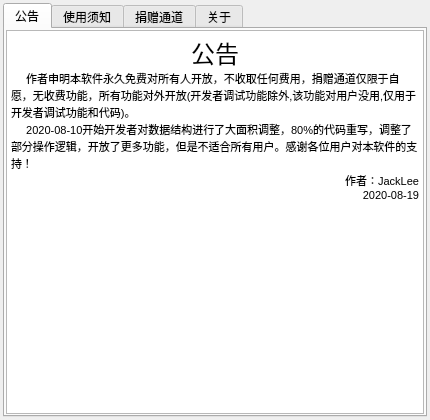
This is ui/vekAbout.ui in gfdgd-xi/vekcode as Qt 5 draws it before an edit. The edited form follows.
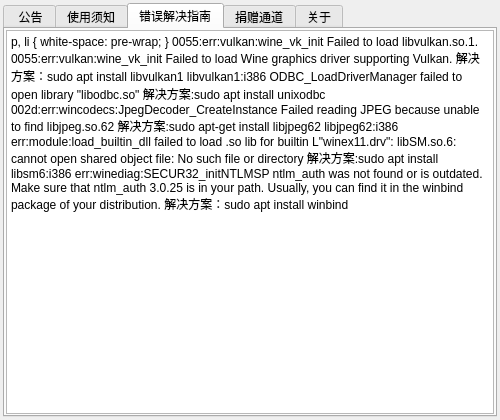
This is the edited form. The open tabs and pages were chosen to show the change. Icons and pictures are not drawn.

Diff of the .ui file:
```diff
--- a/ui/vekAbout.ui
+++ b/ui/vekAbout.ui
@@ -9,7 +9,7 @@
    <rect>
     <x>0</x>
     <y>0</y>
-    <width>430</width>
+    <width>500</width>
     <height>420</height>
    </rect>
   </property>
@@ -21,13 +21,13 @@
   </property>
   <property name="minimumSize">
    <size>
-    <width>430</width>
+    <width>500</width>
     <height>420</height>
    </size>
   </property>
   <property name="maximumSize">
    <size>
-    <width>430</width>
+    <width>500</width>
     <height>420</height>
    </size>
   </property>
@@ -57,9 +57,9 @@
      </property>
      <widget class="QWidget" name="verticalTabWidgetPage4">
       <attribute name="title">
-       <string>公告</string>
+       <string> 公告</string>
       </attribute>
-      <layout class="QVBoxLayout" name="verticalLayout">
+      <layout class="QVBoxLayout" name="verticalLayout" stretch="0">
        <property name="spacing">
         <number>1</number>
        </property>
@@ -85,11 +85,11 @@
 &lt;html&gt;&lt;head&gt;&lt;meta name=&quot;qrichtext&quot; content=&quot;1&quot; /&gt;&lt;style type=&quot;text/css&quot;&gt;
 p, li { white-space: pre-wrap; }
 &lt;/style&gt;&lt;/head&gt;&lt;body style=&quot; font-family:'Sans Serif'; font-size:9pt; font-weight:400; font-style:normal;&quot;&gt;
-&lt;p align=&quot;center&quot; style=&quot; margin-top:0px; margin-bottom:0px; margin-left:0px; margin-right:0px; -qt-block-indent:0; text-indent:0px;&quot;&gt;&lt;span style=&quot; font-size:18pt;&quot;&gt;公告&lt;/span&gt;&lt;/p&gt;
-&lt;p style=&quot; margin-top:0px; margin-bottom:0px; margin-left:0px; margin-right:0px; -qt-block-indent:0; text-indent:0px;&quot;&gt;&lt;span style=&quot; font-size:8pt;&quot;&gt;     作者申明本软件永久免费对所有人开放，不收取任何费用，捐赠通道仅限于自愿，无收费功能，所有功能对外开放(开发者调试功能除外,该功能对用户没用,仅用于开发者调试功能和代码)。&lt;/span&gt;&lt;/p&gt;
-&lt;p style=&quot; margin-top:0px; margin-bottom:0px; margin-left:0px; margin-right:0px; -qt-block-indent:0; text-indent:0px;&quot;&gt;&lt;span style=&quot; font-size:8pt;&quot;&gt;     2020-08-10开始开发者对数据结构进行了大面积调整，80%的代码重写，调整了部分操作逻辑，开放了更多功能，但是不适合所有用户。感谢各位用户对本软件的支持！&lt;/span&gt;&lt;/p&gt;
-&lt;p align=&quot;right&quot; style=&quot; margin-top:0px; margin-bottom:0px; margin-left:0px; margin-right:0px; -qt-block-indent:0; text-indent:0px;&quot;&gt;&lt;span style=&quot; font-size:8pt;&quot;&gt;作者：JackLee&lt;/span&gt;&lt;/p&gt;
-&lt;p align=&quot;right&quot; style=&quot; margin-top:0px; margin-bottom:0px; margin-left:0px; margin-right:0px; -qt-block-indent:0; text-indent:0px;&quot;&gt;&lt;span style=&quot; font-size:8pt;&quot;&gt;2020-08-19&lt;/span&gt;&lt;/p&gt;&lt;/body&gt;&lt;/html&gt;</string>
+&lt;p align=&quot;center&quot; style=&quot; margin-top:0px; margin-bottom:0px; margin-left:0px; margin-right:0px; -qt-block-indent:0; text-indent:0px;&quot;&gt;&lt;span style=&quot; font-size:20pt;&quot;&gt;公告&lt;/span&gt;&lt;/p&gt;
+&lt;p style=&quot; margin-top:0px; margin-bottom:0px; margin-left:0px; margin-right:0px; -qt-block-indent:0; text-indent:0px;&quot;&gt;     作者申明本软件永久免费对所有人开放，不收取任何费用，捐赠通道仅限于自愿，无收费功能，所有功能对外开放(开发者调试功能除外,该功能对用户没用,仅用于开发者调试功能和代码)。&lt;/p&gt;
+&lt;p style=&quot; margin-top:0px; margin-bottom:0px; margin-left:0px; margin-right:0px; -qt-block-indent:0; text-indent:0px;&quot;&gt;     2020-08-10开始开发者对数据结构进行了大面积调整，80%的代码重写，调整了部分操作逻辑，开放了更多功能，但是不适合所有用户。感谢各位用户对本软件的支持！&lt;/p&gt;
+&lt;p align=&quot;right&quot; style=&quot; margin-top:0px; margin-bottom:0px; margin-left:0px; margin-right:0px; -qt-block-indent:0; text-indent:0px;&quot;&gt;作者：JackLee&lt;/p&gt;
+&lt;p align=&quot;right&quot; style=&quot; margin-top:0px; margin-bottom:0px; margin-left:0px; margin-right:0px; -qt-block-indent:0; text-indent:0px;&quot;&gt;2020-08-19&lt;/p&gt;&lt;/body&gt;&lt;/html&gt;</string>
          </property>
         </widget>
        </item>
@@ -135,7 +135,64 @@
 &lt;p style=&quot; margin-top:0px; margin-bottom:0px; margin-left:0px; margin-right:0px; -qt-block-indent:0; text-indent:0px;&quot;&gt;&lt;span style=&quot; font-size:8pt; font-weight:600;&quot;&gt;解决winetricks下载速度慢或者自动配置速度慢(解决IPV6严重影响上游速度)&lt;/span&gt;&lt;/p&gt;
 &lt;p style=&quot; margin-top:0px; margin-bottom:0px; margin-left:0px; margin-right:0px; -qt-block-indent:0; text-indent:0px;&quot;&gt;sudo sysctl -w net.ipv6.conf.all.disable_ipv6=1&lt;/p&gt;
 &lt;p style=&quot; margin-top:0px; margin-bottom:0px; margin-left:0px; margin-right:0px; -qt-block-indent:0; text-indent:0px;&quot;&gt;sudo sysctl -w net.ipv6.conf.default.disable_ipv6=1&lt;/p&gt;
-&lt;p style=&quot; margin-top:0px; margin-bottom:0px; margin-left:0px; margin-right:0px; -qt-block-indent:0; text-indent:0px;&quot;&gt;sudo sysctl -w net.ipv6.conf.lo.disable_ipv6=1&lt;/p&gt;&lt;/body&gt;&lt;/html&gt;</string>
+&lt;p style=&quot; margin-top:0px; margin-bottom:0px; margin-left:0px; margin-right:0px; -qt-block-indent:0; text-indent:0px;&quot;&gt;sudo sysctl -w net.ipv6.conf.lo.disable_ipv6=1&lt;/p&gt;
+&lt;p style=&quot; margin-top:0px; margin-bottom:0px; margin-left:0px; margin-right:0px; -qt-block-indent:0; text-indent:0px;&quot;&gt;方案二：&lt;/p&gt;
+&lt;p style=&quot; margin-top:0px; margin-bottom:0px; margin-left:0px; margin-right:0px; -qt-block-indent:0; text-indent:0px;&quot;&gt;在deepin或者uos网络设置里面把IPV6设置成忽略&lt;/p&gt;&lt;/body&gt;&lt;/html&gt;</string>
+         </property>
+        </widget>
+       </item>
+      </layout>
+     </widget>
+     <widget class="QWidget" name="TabWidgetPage3">
+      <attribute name="title">
+       <string>错误解决指南</string>
+      </attribute>
+      <layout class="QVBoxLayout" name="verticalLayout">
+       <property name="spacing">
+        <number>1</number>
+       </property>
+       <property name="leftMargin">
+        <number>1</number>
+       </property>
+       <property name="topMargin">
+        <number>1</number>
+       </property>
+       <property name="rightMargin">
+        <number>1</number>
+       </property>
+       <property name="bottomMargin">
+        <number>1</number>
+       </property>
+       <item>
+        <widget class="QTextEdit" name="textEdit">
+         <property name="focusPolicy">
+          <enum>Qt::NoFocus</enum>
+         </property>
+         <property name="html">
+          <string>&lt;!DOCTYPE HTML PUBLIC &quot;-//W3C//DTD HTML 4.0//EN&quot; &quot;http://www.w3.org/TR/REC-html40/strict.dtd&quot;&gt;
+&lt;html&gt;&lt;head&gt;&lt;meta name=&quot;qrichtext&quot; content=&quot;1&quot; /&gt;&lt;style type=&quot;text/css&quot;&gt;
+p, li { white-space: pre-wrap; }
+&lt;/style&gt;&lt;/head&gt;&lt;body style=&quot; font-family:'Sans Serif'; font-size:9pt; font-weight:400; font-style:normal;&quot;&gt;
+&lt;p style=&quot; margin-top:0px; margin-bottom:0px; margin-left:0px; margin-right:0px; -qt-block-indent:0; text-indent:0px;&quot;&gt;0055:err:vulkan:wine_vk_init Failed to load libvulkan.so.1.&lt;/p&gt;
+&lt;p style=&quot; margin-top:0px; margin-bottom:0px; margin-left:0px; margin-right:0px; -qt-block-indent:0; text-indent:0px;&quot;&gt;0055:err:vulkan:wine_vk_init Failed to load Wine graphics driver supporting Vulkan.&lt;/p&gt;
+&lt;p style=&quot;-qt-paragraph-type:empty; margin-top:0px; margin-bottom:0px; margin-left:0px; margin-right:0px; -qt-block-indent:0; text-indent:0px;&quot;&gt;&lt;br /&gt;&lt;/p&gt;
+&lt;p style=&quot; margin-top:0px; margin-bottom:0px; margin-left:0px; margin-right:0px; -qt-block-indent:0; text-indent:0px;&quot;&gt;解决方案：sudo apt install libvulkan1 libvulkan1:i386&lt;/p&gt;
+&lt;p style=&quot;-qt-paragraph-type:empty; margin-top:0px; margin-bottom:0px; margin-left:0px; margin-right:0px; -qt-block-indent:0; text-indent:0px;&quot;&gt;&lt;br /&gt;&lt;/p&gt;
+&lt;p style=&quot; margin-top:0px; margin-bottom:0px; margin-left:0px; margin-right:0px; -qt-block-indent:0; text-indent:0px;&quot;&gt;ODBC_LoadDriverManager failed to open library &amp;quot;libodbc.so&amp;quot;&lt;/p&gt;
+&lt;p style=&quot;-qt-paragraph-type:empty; margin-top:0px; margin-bottom:0px; margin-left:0px; margin-right:0px; -qt-block-indent:0; text-indent:0px;&quot;&gt;&lt;br /&gt;&lt;/p&gt;
+&lt;p style=&quot; margin-top:0px; margin-bottom:0px; margin-left:0px; margin-right:0px; -qt-block-indent:0; text-indent:0px;&quot;&gt;解决方案:sudo apt install unixodbc&lt;/p&gt;
+&lt;p style=&quot;-qt-paragraph-type:empty; margin-top:0px; margin-bottom:0px; margin-left:0px; margin-right:0px; -qt-block-indent:0; text-indent:0px;&quot;&gt;&lt;br /&gt;&lt;/p&gt;
+&lt;p style=&quot; margin-top:0px; margin-bottom:0px; margin-left:0px; margin-right:0px; -qt-block-indent:0; text-indent:0px;&quot;&gt;002d:err:wincodecs:JpegDecoder_CreateInstance Failed reading JPEG because unable to find libjpeg.so.62&lt;/p&gt;
+&lt;p style=&quot;-qt-paragraph-type:empty; margin-top:0px; margin-bottom:0px; margin-left:0px; margin-right:0px; -qt-block-indent:0; text-indent:0px;&quot;&gt;&lt;br /&gt;&lt;/p&gt;
+&lt;p style=&quot; margin-top:0px; margin-bottom:0px; margin-left:0px; margin-right:0px; -qt-block-indent:0; text-indent:0px;&quot;&gt;解决方案:sudo apt-get install libjpeg62 libjpeg62:i386&lt;/p&gt;
+&lt;p style=&quot;-qt-paragraph-type:empty; margin-top:0px; margin-bottom:0px; margin-left:0px; margin-right:0px; -qt-block-indent:0; text-indent:0px;&quot;&gt;&lt;br /&gt;&lt;/p&gt;
+&lt;p style=&quot; margin-top:0px; margin-bottom:0px; margin-left:0px; margin-right:0px; -qt-block-indent:0; text-indent:0px;&quot;&gt;err:module:load_builtin_dll failed to load .so lib for builtin L&amp;quot;winex11.drv&amp;quot;: libSM.so.6: cannot open shared object file: No such file or directory&lt;/p&gt;
+&lt;p style=&quot;-qt-paragraph-type:empty; margin-top:0px; margin-bottom:0px; margin-left:0px; margin-right:0px; -qt-block-indent:0; text-indent:0px;&quot;&gt;&lt;br /&gt;&lt;/p&gt;
+&lt;p style=&quot; margin-top:0px; margin-bottom:0px; margin-left:0px; margin-right:0px; -qt-block-indent:0; text-indent:0px;&quot;&gt;解决方案:sudo apt install libsm6:i386&lt;/p&gt;
+&lt;p style=&quot;-qt-paragraph-type:empty; margin-top:0px; margin-bottom:0px; margin-left:0px; margin-right:0px; -qt-block-indent:0; text-indent:0px;&quot;&gt;&lt;br /&gt;&lt;/p&gt;
+&lt;p style=&quot; margin-top:0px; margin-bottom:0px; margin-left:0px; margin-right:0px; -qt-block-indent:0; text-indent:0px;&quot;&gt;err:winediag:SECUR32_initNTLMSP ntlm_auth was not found or is outdated. Make sure that ntlm_auth 3.0.25 is in your path. Usually, you can find it in the winbind package of your distribution.&lt;/p&gt;
+&lt;p style=&quot;-qt-paragraph-type:empty; margin-top:0px; margin-bottom:0px; margin-left:0px; margin-right:0px; -qt-block-indent:0; text-indent:0px;&quot;&gt;&lt;br /&gt;&lt;/p&gt;
+&lt;p style=&quot; margin-top:0px; margin-bottom:0px; margin-left:0px; margin-right:0px; -qt-block-indent:0; text-indent:0px;&quot;&gt;解决方案：sudo apt install winbind&lt;/p&gt;&lt;/body&gt;&lt;/html&gt;</string>
          </property>
         </widget>
        </item>
```
Left out of the diff: 19 changed lines with no effect on the pictures.
